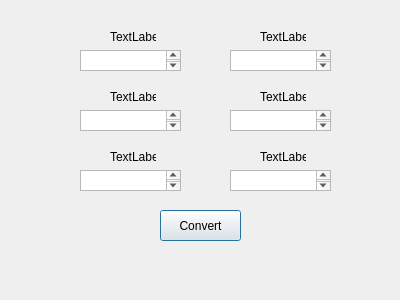
Above: distanceandlength.ui from ITAAcademy/ITAInformator before the change. Below: the same form after it.
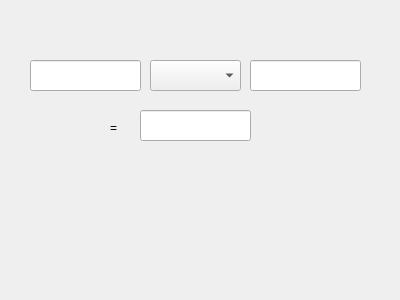
That is the form after the change.

Commit message: -add new functional to 3 windows (Temperature, Distance, Weight)

The edit to the form file:
```diff
--- a/distanceandlength.ui
+++ b/distanceandlength.ui
@@ -13,131 +13,43 @@
   <property name="windowTitle">
    <string>Distance and Length</string>
   </property>
-  <widget class="QTextEdit" name="textEdit_4">
+  <widget class="QLineEdit" name="lineEdit_D_right">
    <property name="geometry">
     <rect>
-     <x>80</x>
-     <y>170</y>
-     <width>101</width>
-     <height>21</height>
+     <x>250</x>
+     <y>60</y>
+     <width>111</width>
+     <height>31</height>
     </rect>
    </property>
   </widget>
-  <widget class="QTextEdit" name="textEdit_6">
+  <widget class="QLineEdit" name="lineEdit_D_Left">
    <property name="geometry">
     <rect>
-     <x>230</x>
-     <y>170</y>
-     <width>101</width>
-     <height>21</height>
-    </rect>
-   </property>
-  </widget>
-  <widget class="QLabel" name="label_3">
-   <property name="geometry">
-    <rect>
-     <x>110</x>
-     <y>90</y>
-     <width>46</width>
-     <height>13</height>
-    </rect>
-   </property>
-   <property name="text">
-    <string>TextLabel</string>
-   </property>
-  </widget>
-  <widget class="QLabel" name="label_6">
-   <property name="geometry">
-    <rect>
-     <x>260</x>
-     <y>150</y>
-     <width>46</width>
-     <height>13</height>
-    </rect>
-   </property>
-   <property name="text">
-    <string>TextLabel</string>
-   </property>
-  </widget>
-  <widget class="QLabel" name="label_2">
-   <property name="geometry">
-    <rect>
-     <x>260</x>
-     <y>30</y>
-     <width>46</width>
-     <height>13</height>
-    </rect>
-   </property>
-   <property name="text">
-    <string>TextLabel</string>
-   </property>
-  </widget>
-  <widget class="QPushButton" name="ButtonConvert">
-   <property name="geometry">
-    <rect>
-     <x>160</x>
-     <y>210</y>
-     <width>81</width>
+     <x>30</x>
+     <y>60</y>
+     <width>111</width>
      <height>31</height>
     </rect>
    </property>
-   <property name="text">
-    <string>Convert</string>
-   </property>
   </widget>
-  <widget class="QLabel" name="label_4">
+  <widget class="QLineEdit" name="lineEdit_D_down">
    <property name="geometry">
     <rect>
-     <x>110</x>
-     <y>150</y>
-     <width>46</width>
-     <height>13</height>
-    </rect>
-   </property>
-   <property name="text">
-    <string>TextLabel</string>
-   </property>
-  </widget>
-  <widget class="QLabel" name="label_5">
-   <property name="geometry">
-    <rect>
-     <x>260</x>
-     <y>90</y>
-     <width>46</width>
-     <height>13</height>
-    </rect>
-   </property>
-   <property name="text">
-    <string>TextLabel</string>
-   </property>
-  </widget>
-  <widget class="QTextEdit" name="textEdit_5">
-   <property name="geometry">
-    <rect>
-     <x>230</x>
+     <x>140</x>
      <y>110</y>
-     <width>101</width>
-     <height>21</height>
+     <width>111</width>
+     <height>31</height>
     </rect>
    </property>
   </widget>
-  <widget class="QTextEdit" name="textEdit_3">
+  <widget class="QComboBox" name="comboBoxDistance">
    <property name="geometry">
     <rect>
-     <x>80</x>
-     <y>110</y>
-     <width>101</width>
-     <height>21</height>
-    </rect>
-   </property>
-  </widget>
-  <widget class="QTextEdit" name="textEdit_2">
-   <property name="geometry">
-    <rect>
-     <x>230</x>
-     <y>50</y>
-     <width>101</width>
-     <height>21</height>
+     <x>150</x>
+     <y>60</y>
+     <width>91</width>
+     <height>31</height>
     </rect>
    </property>
   </widget>
@@ -145,23 +57,13 @@
    <property name="geometry">
     <rect>
      <x>110</x>
-     <y>30</y>
-     <width>46</width>
-     <height>13</height>
+     <y>120</y>
+     <width>21</width>
+     <height>16</height>
     </rect>
    </property>
    <property name="text">
-    <string>TextLabel</string>
-   </property>
-  </widget>
-  <widget class="QTextEdit" name="textEdit">
-   <property name="geometry">
-    <rect>
-     <x>80</x>
-     <y>50</y>
-     <width>101</width>
-     <height>21</height>
-    </rect>
+    <string>=</string>
    </property>
   </widget>
  </widget>
```
The commit also changes 8 other files.
